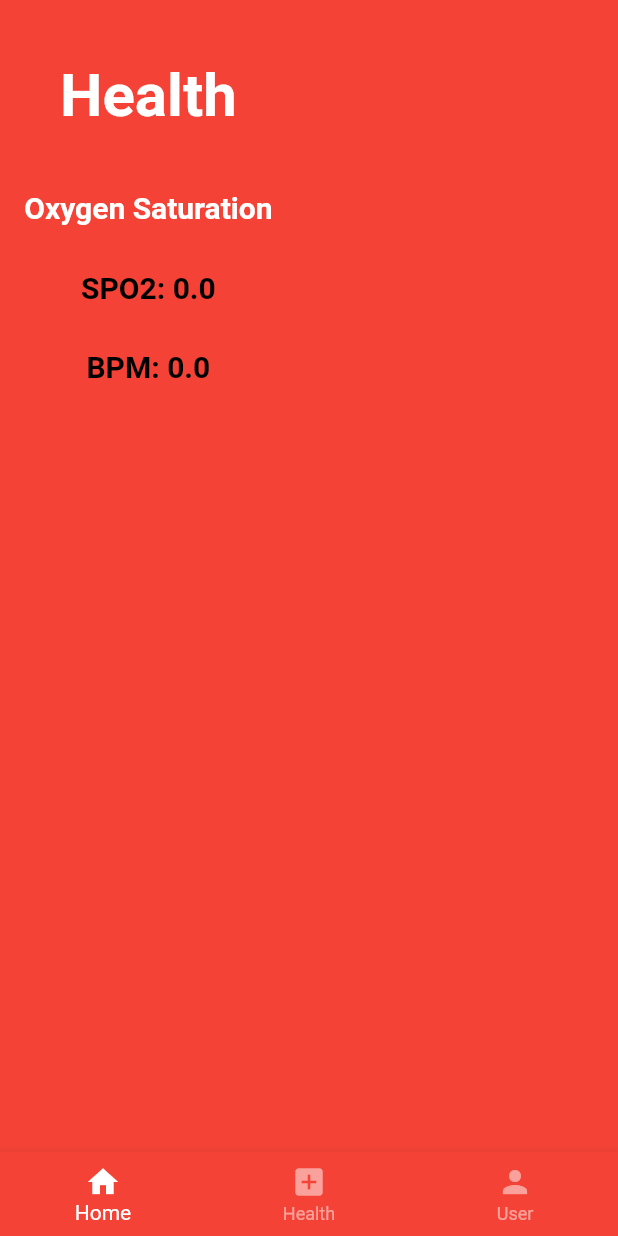
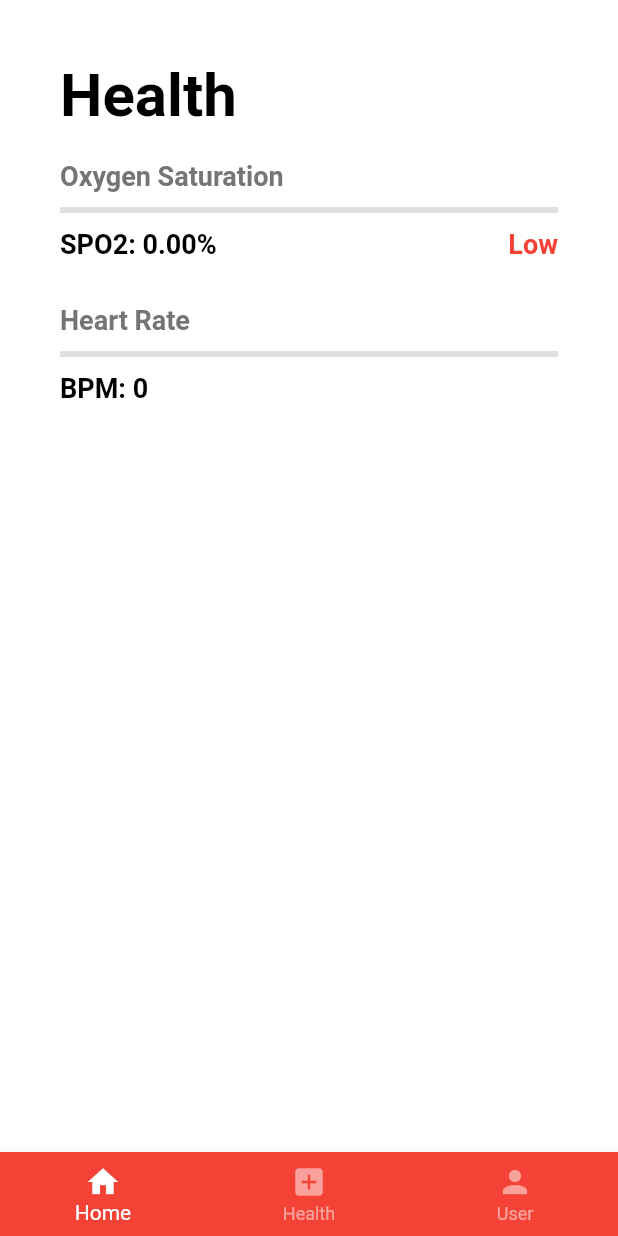
Before and after one commit to hkb2001/Oxygen_Detector, a Flutter app: the screen it shows after launch, on a phone screen of 412 x 824 dp. Run offline on Flutter 3.47's test engine with Material 2 defaults, Android fonts, the light colour scheme and no system bars; our stand-ins replace firebase_core, firebase_database; accounts and stored records are empty.

Commit message:
home 2.0

```diff
--- a/lib/home/home_screen.dart
+++ b/lib/home/home_screen.dart
@@ -42,55 +42,123 @@ class _HomeScreenState extends State<HomeScreen> {
 
   @override
   Widget build(BuildContext context) {
+    Color getColor(double value) {
+      if (value < 60) {
+        return Colors.red;
+      } else if (value < 90) {
+        return Colors.orange;
+      } else {
+        return Colors.green;
+      }
+    }
+
+    String getProgressText(double value) {
+      if (value < 60) {
+        return "Low";
+      } else if (value < 90) {
+        return "Medium";
+      } else {
+        return "High";
+      }
+    }
+
     return SafeArea(
       child: Scaffold(
-        backgroundColor: Colors.red,
+        backgroundColor: Colors.white,
         body: Column(
+          crossAxisAlignment: CrossAxisAlignment.start,
           children: [
-            const Padding(
-              padding: EdgeInsets.all(40.0),
-              child: Text(
+            Padding(
+              padding: const EdgeInsets.all(40.0),
+              child: Column(
+                crossAxisAlignment: CrossAxisAlignment.start,
+                children: [
+                  const Text(
                     "Health",
                     style: TextStyle(
                       fontWeight: FontWeight.bold,
                       fontSize: 40,
-                  color: Colors.white,
+                      color: Colors.black,
                     ),
                   ),
-            ),
-            const Text(
+                  const SizedBox(height: 20),
+                  Text(
                     "Oxygen Saturation",
                     style: TextStyle(
-                color: Colors.white,
+                      color: Colors.grey[600],
                       fontWeight: FontWeight.bold,
-                fontSize: 20,
+                      fontSize: 18,
                     ),
                   ),
-            const SizedBox(
-              height: 30,
+                  const SizedBox(height: 10),
+                  LinearProgressIndicator(
+                    value: _spo2 / 100,
+                    backgroundColor: Colors.grey[300],
+                    valueColor: AlwaysStoppedAnimation<Color>(getColor(_spo2)),
                   ),
+                  const SizedBox(height: 10),
+                  Row(
+                    mainAxisAlignment: MainAxisAlignment.spaceBetween,
+                    children: [
                       Text(
-              "SPO2: $_spo2",
+                        "SPO2: ${_spo2.toStringAsFixed(2)}%",
                         style: const TextStyle(
                           color: Colors.black,
                           fontWeight: FontWeight.bold,
-                fontSize: 20,
+                          fontSize: 18,
                         ),
                       ),
-            const SizedBox(
-              height: 30,
-            ),
                       Text(
-              "BPM: $_bpm",
-              style: const TextStyle(
-                color: Colors.black,
+                        getProgressText(_spo2),
+                        style: TextStyle(
+                          color: getColor(_spo2),
                           fontWeight: FontWeight.bold,
-                fontSize: 20,
+                          fontSize: 18,
                         ),
                       ),
                     ],
                   ),
-        bottomNavigationBar: const BottomNavbar(initialIndex: 0),
+                  const SizedBox(height: 30),
+                  Text(
+                    "Heart Rate",
+                    style: TextStyle(
+                      color: Colors.grey[600],
+                      fontWeight: FontWeight.bold,
+                      fontSize: 18,
+                    ),
+                  ),
+                  const SizedBox(height: 10),
+                  LinearProgressIndicator(
+                    value: _bpm / 200,
+                    backgroundColor: Colors.grey[300],
+                    valueColor: AlwaysStoppedAnimation<Color>(getColor(_bpm)),
+                  ),
+                  const SizedBox(height: 10),
+                  Row(
+                    mainAxisAlignment: MainAxisAlignment.spaceBetween,
+                    children: [
+                      Text(
+                        "BPM: ${_bpm.toStringAsFixed(0)}",
+                        style: const TextStyle(
+                          color: Colors.black,
+                          fontWeight: FontWeight.bold,
+                          fontSize: 18,
+                        ),
+                      ),
+                      const SizedBox(width: 10),
+                    ],
+                  ),
+                ],
+              ),
+            ),
+            Expanded(
+              child: Container(),
+            ),
+          ],
+        ),
+        bottomNavigationBar: const BottomNavbar(
+          initialIndex: 0,
+        ),
       ),
     );
   }
```
Lines whose indentation alone changed are shown as unchanged.
